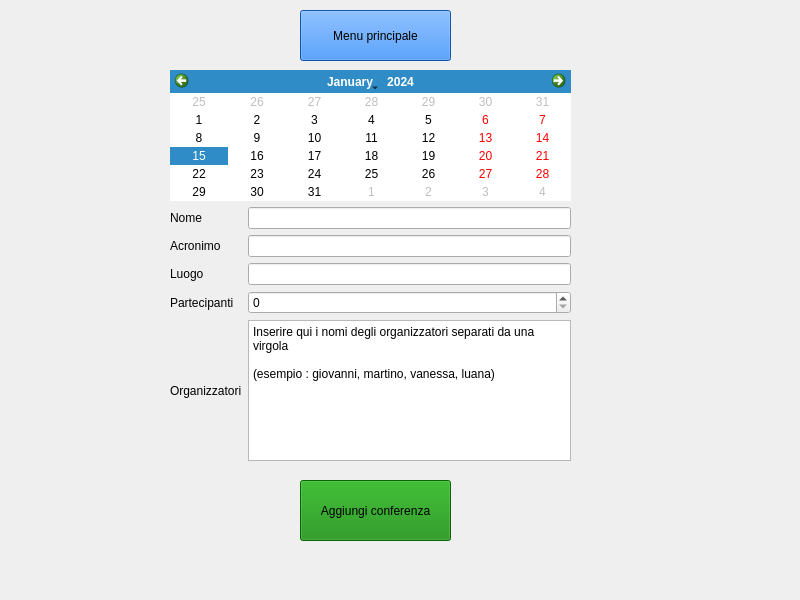
First picture: the form in mainwindow.ui, repository FranckRedery/PROGETTO_PO, before the edit.
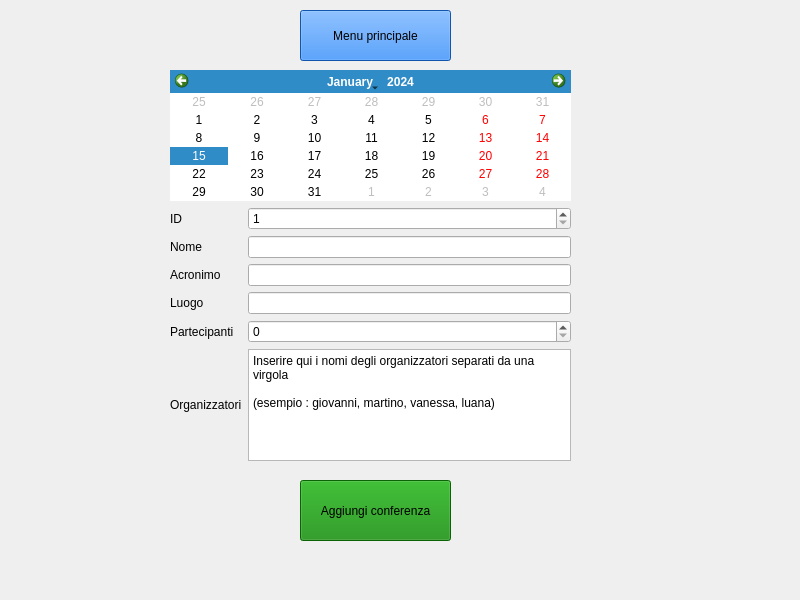
Second picture: the form after the edit. The open tabs and pages were chosen to show the change.

Patch:
```diff
--- a/mainwindow.ui
+++ b/mainwindow.ui
@@ -511,64 +511,81 @@
        </item>
        <item row="1" column="0">
         <layout class="QGridLayout" name="gridLayout_6">
-         <item row="1" column="0">
+         <item row="2" column="0">
           <widget class="QLabel" name="label_acronimo_conf">
            <property name="text">
             <string>Acronimo</string>
            </property>
           </widget>
          </item>
-         <item row="3" column="0">
-          <widget class="QLabel" name="label_part_conf">
-           <property name="text">
-            <string>Partecipanti</string>
+         <item row="5" column="1">
+          <widget class="QPlainTextEdit" name="organizzatori_plaintext">
+           <property name="plainText">
+            <string>Inserire qui i nomi degli organizzatori separati da una virgola
+
+(esempio : giovanni, martino, vanessa, luana)
+</string>
            </property>
           </widget>
          </item>
-         <item row="0" column="1">
+         <item row="1" column="1">
           <widget class="QLineEdit" name="linea_nome_conferenza"/>
          </item>
+         <item row="4" column="1">
+          <widget class="QSpinBox" name="num_partecipanti_conferenza">
+           <property name="maximum">
+            <number>999999999</number>
+           </property>
+          </widget>
+         </item>
+         <item row="3" column="0">
+          <widget class="QLabel" name="label_luogo_conf">
+           <property name="text">
+            <string>Luogo</string>
+           </property>
+          </widget>
+         </item>
          <item row="2" column="1">
-          <widget class="QLineEdit" name="linea_luogo_conferenza"/>
-         </item>
-         <item row="1" column="1">
           <widget class="QLineEdit" name="linea_acronimo_conferenza"/>
          </item>
-         <item row="0" column="0">
+         <item row="3" column="1">
+          <widget class="QLineEdit" name="linea_luogo_conferenza"/>
+         </item>
+         <item row="1" column="0">
           <widget class="QLabel" name="label_nome_conf">
            <property name="text">
             <string>Nome</string>
            </property>
           </widget>
          </item>
-         <item row="2" column="0">
-          <widget class="QLabel" name="label_luogo_conf">
-           <property name="text">
-            <string>Luogo</string>
-           </property>
-          </widget>
-         </item>
-         <item row="3" column="1">
-          <widget class="QSpinBox" name="num_partecipanti_conferenza">
-           <property name="maximum">
-            <number>999999999</number>
-           </property>
-          </widget>
-         </item>
-         <item row="4" column="0">
+         <item row="5" column="0">
           <widget class="QLabel" name="label_organizzatori">
            <property name="text">
             <string>Organizzatori</string>
            </property>
           </widget>
          </item>
-         <item row="4" column="1">
-          <widget class="QPlainTextEdit" name="organizzatori_plaintext">
-           <property name="plainText">
-            <string>Inserire qui i nomi degli organizzatori separati da una virgola
-
-(esempio : giovanni, martino, vanessa, luana)
-</string>
+         <item row="4" column="0">
+          <widget class="QLabel" name="label_part_conf">
+           <property name="text">
+            <string>Partecipanti</string>
+           </property>
+          </widget>
+         </item>
+         <item row="0" column="1">
+          <widget class="QSpinBox" name="id_conferenza">
+           <property name="minimum">
+            <number>1</number>
+           </property>
+           <property name="maximum">
+            <number>9999</number>
+           </property>
+          </widget>
+         </item>
+         <item row="0" column="0">
+          <widget class="QLabel" name="label_17">
+           <property name="text">
+            <string>ID</string>
            </property>
           </widget>
          </item>
```
Left out of the diff: 113 changed lines with no effect on the pictures.
